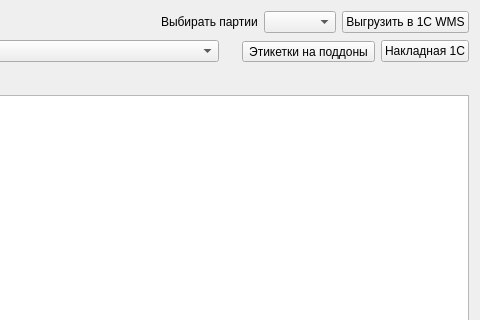
The window that formacceptanceel.ui (Sergeyego/warehouse) describes before a commit, drawn with Qt 5; both pictures show x 582 to 1062 and y 0 to 320 of the 1062 by 648 pixel window.
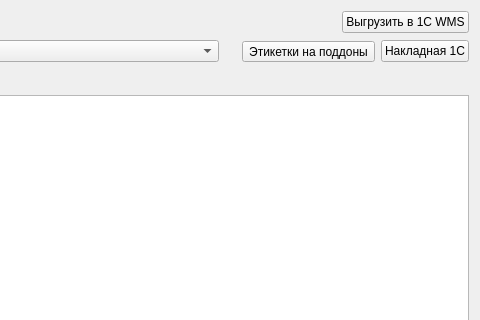
The same window after the commit. Custom widgets are drawn as their Qt base class.

```diff
--- a/formacceptanceel.ui
+++ b/formacceptanceel.ui
@@ -68,22 +68,6 @@
        </property>
       </spacer>
      </item>
-     <item>
-      <widget class="QLabel" name="label_3">
-       <property name="sizePolicy">
-        <sizepolicy hsizetype="Preferred" vsizetype="Maximum">
-         <horstretch>0</horstretch>
-         <verstretch>0</verstretch>
-        </sizepolicy>
-       </property>
-       <property name="text">
-        <string>Выбирать партии</string>
-       </property>
-      </widget>
-     </item>
-     <item>
-      <widget class="QComboBox" name="comboBoxPart"/>
-     </item>
      <item>
       <widget class="QPushButton" name="pushButton1C">
        <property name="text">
@@ -252,11 +236,6 @@
   </layout>
  </widget>
  <customwidgets>
-  <customwidget>
-   <class>DbViewer</class>
-   <extends>QTableView</extends>
-   <header>db/dbviewer.h</header>
-  </customwidget>
   <customwidget>
    <class>DbDateEdit</class>
    <extends>QDateEdit</extends>
@@ -267,6 +246,11 @@
    <extends>QComboBox</extends>
    <header>db/dbcombobox.h</header>
   </customwidget>
+  <customwidget>
+   <class>DbViewer</class>
+   <extends>QTableView</extends>
+   <header>db/dbviewer.h</header>
+  </customwidget>
  </customwidgets>
  <resources/>
  <connections/>
```
